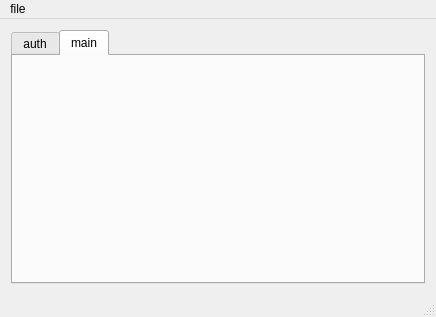
First picture: the form in phoma/forms/mainwindow.ui, repository abcdw/phoma, before the edit.
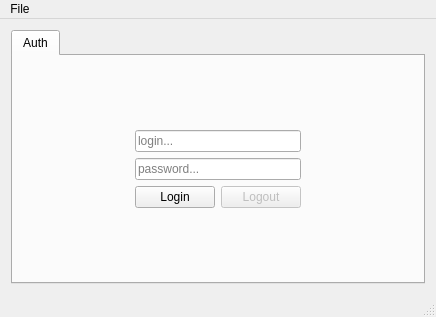
Second picture: the form after the edit. The open tabs and pages were chosen to show the change.

Commit message: Add MainPage widget class and do small refactoring

```diff
--- a/phoma/forms/mainwindow.ui
+++ b/phoma/forms/mainwindow.ui
@@ -28,7 +28,7 @@
       </property>
       <widget class="QWidget" name="authPage" native="true">
        <attribute name="title">
-        <string>auth</string>
+        <string>Auth</string>
        </attribute>
        <layout class="QGridLayout" name="gridLayout_2">
         <item row="0" column="0">
@@ -132,14 +132,6 @@
         </item>
        </layout>
       </widget>
-      <widget class="QWidget" name="mainPage">
-       <property name="enabled">
-        <bool>false</bool>
-       </property>
-       <attribute name="title">
-        <string>main</string>
-       </attribute>
-      </widget>
      </widget>
     </item>
    </layout>
@@ -155,7 +147,7 @@
    </property>
    <widget class="QMenu" name="menuExit">
     <property name="title">
-     <string>file</string>
+     <string>File</string>
     </property>
     <addaction name="actionExit"/>
    </widget>
```
Left out of the diff: 4 changed lines with no effect on the pictures. The commit also changes 7 other files.
